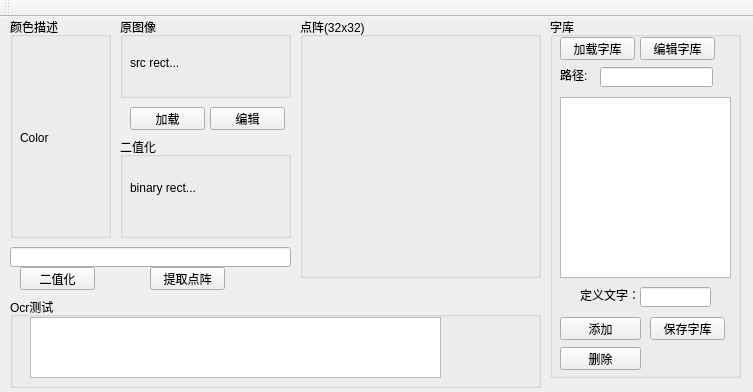
The window that Tool/Tool.ui (WallBreaker2/op) describes before a commit, drawn with Qt 5.
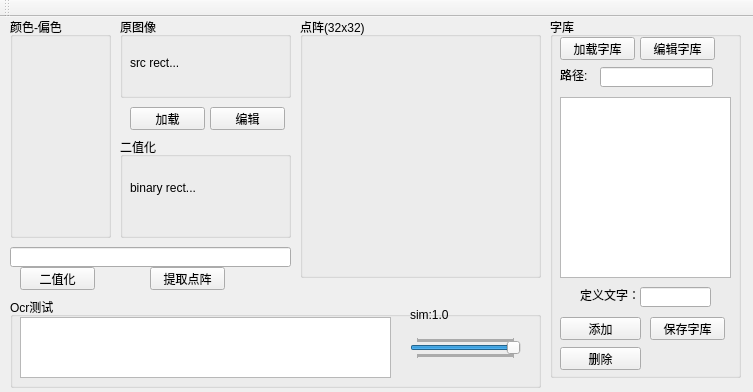
The same window after the commit.

What changed in the file:
```diff
--- a/Tool/Tool.ui
+++ b/Tool/Tool.ui
@@ -286,9 +286,9 @@
     <widget class="QTextEdit" name="textEdit">
      <property name="geometry">
       <rect>
-       <x>20</x>
+       <x>10</x>
        <y>20</y>
-       <width>411</width>
+       <width>371</width>
        <height>61</height>
       </rect>
      </property>
@@ -296,6 +296,44 @@
       <bool>true</bool>
      </property>
     </widget>
+    <widget class="QSlider" name="horizontalSlider">
+     <property name="geometry">
+      <rect>
+       <x>400</x>
+       <y>40</y>
+       <width>111</width>
+       <height>22</height>
+      </rect>
+     </property>
+     <property name="maximum">
+      <number>100</number>
+     </property>
+     <property name="value">
+      <number>100</number>
+     </property>
+     <property name="orientation">
+      <enum>Qt::Horizontal</enum>
+     </property>
+     <property name="tickPosition">
+      <enum>QSlider::TicksBothSides</enum>
+     </property>
+     <property name="tickInterval">
+      <number>1</number>
+     </property>
+    </widget>
+    <widget class="QLabel" name="label_6">
+     <property name="geometry">
+      <rect>
+       <x>400</x>
+       <y>10</y>
+       <width>101</width>
+       <height>16</height>
+      </rect>
+     </property>
+     <property name="text">
+      <string>sim:1.0</string>
+     </property>
+    </widget>
    </widget>
    <widget class="QGroupBox" name="groupBox_6">
     <property name="geometry">
@@ -307,7 +345,7 @@
      </rect>
     </property>
     <property name="title">
-     <string>颜色描述</string>
+     <string>颜色-偏色</string>
     </property>
     <widget class="QLabel" name="label_5">
      <property name="geometry">
@@ -319,7 +357,7 @@
       </rect>
      </property>
      <property name="text">
-      <string>Color</string>
+      <string/>
      </property>
     </widget>
    </widget>
```
